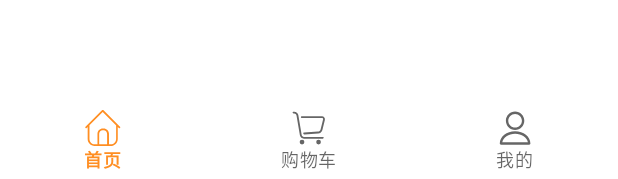
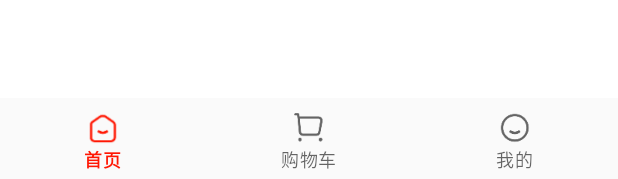
Before and after one commit to lipeng920417/YiQiZhuan, an Android app: the layout activity_main.xml on its own in the app's theme, with its tools: preview values and no code run, on a phone screen of 412 x 824 dp. Shown: the part 1054-1233 px from the top of the screen. Run offline under Robolectric (Android 15) with nearby library versions, the phone set to English and light mode, and no system bars.

Commit message:
feat:修改底部样式

```diff
--- a/app/src/main/java/com/yiqizhuan/app/MainActivity.java
+++ b/app/src/main/java/com/yiqizhuan/app/MainActivity.java
@@ -6,6 +6,7 @@ import android.os.Bundle;
 import android.text.TextUtils;
 import android.util.Log;
 import android.view.LayoutInflater;
+import android.view.Menu;
 import android.view.View;
 import android.widget.LinearLayout;
 import android.widget.TextView;
@@ -86,7 +87,9 @@ public class MainActivity extends BaseActivity {
         transaction.hide(mineFragment);
         transaction.commit();
         // 设置BottomNavigationView的监听器
+        binding.navView.setItemIconTintList(null);
         binding.navView.setOnItemSelectedListener(onItemSelectedListener);
+        binding.navView.getMenu().getItem(0).setIcon(R.mipmap.icon_home_select);
     }
 
     private NavigationBarView.OnItemSelectedListener onItemSelectedListener = item -> {
@@ -114,12 +117,21 @@ public class MainActivity extends BaseActivity {
         switch (itemId) {
             case R.id.navigation_home:
                 transaction.show(homeFragment);
+                binding.navView.getMenu().getItem(0).setIcon(R.mipmap.icon_home_select);
+                binding.navView.getMenu().getItem(1).setIcon(R.mipmap.icon_cart);
+                binding.navView.getMenu().getItem(2).setIcon(R.mipmap.icon_my);
                 break;
             case R.id.navigation_dashboard:
                 transaction.show(shoppingFragment);
+                binding.navView.getMenu().getItem(0).setIcon(R.mipmap.icon_home);
+                binding.navView.getMenu().getItem(1).setIcon(R.mipmap.icon_cart_select);
+                binding.navView.getMenu().getItem(2).setIcon(R.mipmap.icon_my);
                 break;
             case R.id.navigation_notifications:
                 transaction.show(mineFragment);
+                binding.navView.getMenu().getItem(0).setIcon(R.mipmap.icon_home);
+                binding.navView.getMenu().getItem(1).setIcon(R.mipmap.icon_cart);
+                binding.navView.getMenu().getItem(2).setIcon(R.mipmap.icon_my_select);
                 break;
         }
         transaction.commit();
--- a/app/src/main/res/drawable/ic_home_black.xml
+++ /dev/null
@@ -1,9 +0,0 @@
-<vector xmlns:android="http://schemas.android.com/apk/res/android"
-    android:width="128dp"
-    android:height="128dp"
-    android:viewportWidth="1024"
-    android:viewportHeight="1024">
-  <path
-      android:fillColor="#222222"
-      android:pathData="M1002.6,500.7l-17.1,17.1c-4.9,4.9 -12.2,4.9 -17.1,0l-36.7,-34.2v339.9c0,110 -90.5,200.5 -200.5,200.5L278.8,1024c-112.5,2.4 -203,-88 -203,-198.1L75.9,483.6l-34.2,34.2c-4.9,4.9 -12.2,4.9 -17.1,0l-17.1,-17.1c-4.9,-4.9 -4.9,-12.2 0,-17.1L489.1,1.8c2.4,-2.4 9.8,-2.4 14.7,0 4.9,-2.4 12.2,-2.4 17.1,0l481.7,481.7c4.9,4.9 4.9,12.2 0,17.1zM403.5,950.6c0,9.8 2.4,17.1 2.4,24.5L626,975c2.4,-7.3 2.4,-17.1 2.4,-24.5v-276.3c0,-56.2 -44,-100.3 -100.3,-100.3h-24.5c-56.2,0 -100.3,44 -100.3,100.3v276.3zM880.3,434.6L503.8,58.1 127.2,434.6v391.2c0,83.1 68.5,151.6 151.6,151.6h78.2c-2.4,-7.3 -2.4,-17.1 -2.4,-24.4L354.6,674.3c0,-83.1 68.5,-151.6 151.6,-151.6h24.4c83.1,0 151.6,68.5 151.6,151.6v276.3c0,9.8 0,17.1 -2.4,24.5h53.8c83.1,0 151.6,-68.5 151.6,-151.6L885.2,434.6h-4.9zM880.3,434.6"/>
-</vector>
--- a/app/src/main/res/drawable/ic_mine_black.xml
+++ /dev/null
@@ -1,9 +0,0 @@
-<vector xmlns:android="http://schemas.android.com/apk/res/android"
-    android:width="128dp"
-    android:height="128dp"
-    android:viewportWidth="1024"
-    android:viewportHeight="1024">
-  <path
-      android:fillColor="#222222"
-      android:pathData="M514.6,567.8c-144.4,0 -262.1,-117.8 -262.1,-262.1s117.8,-262.1 262.1,-262.1 262.1,117.8 262.1,262.1 -117.2,262.1 -262.1,262.1zM514.6,111.6c-107,0 -194,87 -194,194s87,194 194,194 194,-87 194,-194 -87,-194 -194,-194zM916,986.6L113.7,986.6c-18.9,0 -34.3,-15.4 -34.3,-34.3 0,-190.5 195.1,-345.6 435.2,-345.6s435.2,155.1 435.2,345.6c0.5,18.9 -14.8,34.3 -33.8,34.3zM150.5,918.5h728.6c-22.5,-136.7 -177.2,-243.2 -364,-243.2s-342,106.5 -364.5,243.2z"/>
-</vector>
--- a/app/src/main/res/drawable/ic_shopping_black.xml
+++ /dev/null
@@ -1,9 +0,0 @@
-<vector xmlns:android="http://schemas.android.com/apk/res/android"
-    android:width="128dp"
-    android:height="128dp"
-    android:viewportWidth="1024"
-    android:viewportHeight="1024">
-  <path
-      android:fillColor="#222222"
-      android:pathData="M246.4,912a67.2,67.2 0,1 0,134.4 0,67.2 67.2,0 1,0 -134.4,0zM716.8,912a67.2,67.2 0,1 0,134.4 0,67.2 67.2,0 1,0 -134.4,0zM905.6,764.8h-537.6c-28.8,0 -57.6,-25.6 -64,-54.4L208,144C198.4,89.6 147.2,48 92.8,48L70.4,48c-12.8,0 -25.6,12.8 -25.6,25.6s12.8,25.6 25.6,25.6h22.4c28.8,0 57.6,25.6 64,54.4l96,566.4c9.6,54.4 60.8,96 115.2,96h537.6c12.8,0 25.6,-12.8 25.6,-25.6s-9.6,-25.6 -25.6,-25.6zM880,179.2L307.2,179.2c-12.8,0 -25.6,12.8 -25.6,25.6s12.8,25.6 25.6,25.6h572.8c25.6,0 38.4,16 32,41.6l-70.4,281.6c-6.4,32 -41.6,57.6 -73.6,60.8l-396.8,28.8c-12.8,0 -25.6,12.8 -22.4,28.8 0,12.8 12.8,25.6 28.8,22.4l396.8,-28.8c54.4,-3.2 105.6,-48 118.4,-99.2l70.4,-281.6c12.8,-54.4 -25.6,-105.6 -83.2,-105.6z" />
-</vector>
--- a/app/src/main/res/layout/activity_main.xml
+++ b/app/src/main/res/layout/activity_main.xml
@@ -24,7 +24,8 @@
             android:layout_marginStart="0dp"
             android:layout_marginEnd="0dp"
             android:background="?android:attr/windowBackground"
-            app:menu="@menu/bottom_nav_menu" />
+            app:menu="@menu/bottom_nav_menu"
+            android:theme="@style/footButton"/>
 
         <TextView
             android:id="@+id/tv_badge_num"
--- a/app/src/main/res/menu/bottom_nav_menu.xml
+++ b/app/src/main/res/menu/bottom_nav_menu.xml
@@ -3,17 +3,17 @@
 
     <item
         android:id="@+id/navigation_home"
-        android:icon="@drawable/ic_home_black"
+        android:icon="@mipmap/icon_home"
         android:title="@string/title_home" />
 
     <item
         android:id="@+id/navigation_dashboard"
-        android:icon="@drawable/ic_shopping_black"
+        android:icon="@mipmap/icon_cart"
         android:title="@string/title_shopping" />
 
     <item
         android:id="@+id/navigation_notifications"
-        android:icon="@drawable/ic_mine_black"
+        android:icon="@mipmap/icon_my"
         android:title="@string/title_mine" />
 
 </menu>
--- a/app/src/main/res/values/colors.xml
+++ b/app/src/main/res/values/colors.xml
@@ -1,7 +1,7 @@
 <?xml version="1.0" encoding="utf-8"?>
 <resources>
     <color name="purple_200">#FFBB86FC</color>
-    <color name="purple_500">#ff8e22</color>
+    <color name="purple_500">#FF1703</color>
     <color name="purple_700">#FF3700B3</color>
     <color name="teal_200">#FF03DAC5</color>
     <color name="teal_700">#FF018786</color>
--- a/app/src/main/res/values/themes.xml
+++ b/app/src/main/res/values/themes.xml
@@ -28,4 +28,10 @@
         <item name="android:activityOpenEnterAnimation">@anim/s_push_left_in</item>
         <item name="android:activityCloseExitAnimation">@anim/s_push_right_out</item>
     </style>
+
+    <!-- 底部导航栏按钮theme. -->
+    <style name="footButton" parent="Theme.AppCompat.Light">
+        <item name="colorPrimary">@color/purple_500</item>
+        <item name="android:textColorSecondary">@color/black</item>
+    </style>
 </resources>
```
Also changed, not shown: app/src/main/res/mipmap-xxxhdpi/icon_cart.png (added), app/src/main/res/mipmap-xxxhdpi/icon_cart_select.png (added), app/src/main/res/mipmap-xxxhdpi/icon_home.png (added), app/src/main/res/mipmap-xxxhdpi/icon_home_select.png (added), app/src/main/res/mipmap-xxxhdpi/icon_my.png (added), app/src/main/res/mipmap-xxxhdpi/icon_my_select.png (added).
